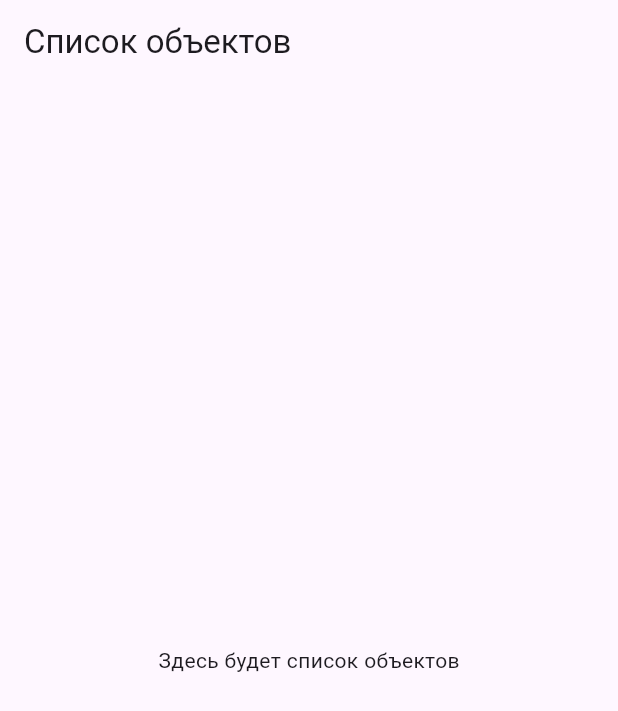
After one commit to webmonkeys-junior/gazservice-flutter, a Flutter app: the ObjectListScreen screen opened directly, on a phone screen of 412 x 824 dp. The commit adds this screen. Shown: the top 711 px of the screen. Run offline on Flutter 3.47's test engine with Material 3 defaults, Android fonts, the phone set to English and light mode, and no system bars.

```diff
--- /dev/null
+++ b/lib/object_list_screen.dart
@@ -0,0 +1,13 @@
+import 'package:flutter/material.dart';
+import 'package:http/http.dart' as http;
+import 'dart:convert';
+
+class ObjectListScreen extends StatelessWidget {
+  @override
+  Widget build(BuildContext context) {
+    return Scaffold(
+      appBar: AppBar(title: Text('Список объектов')),
+      body: Center(child: Text('Здесь будет список объектов')),
+    );
+  }
+}
```
Also changed, not shown: lib/main.dart (+10 -2 lines).
